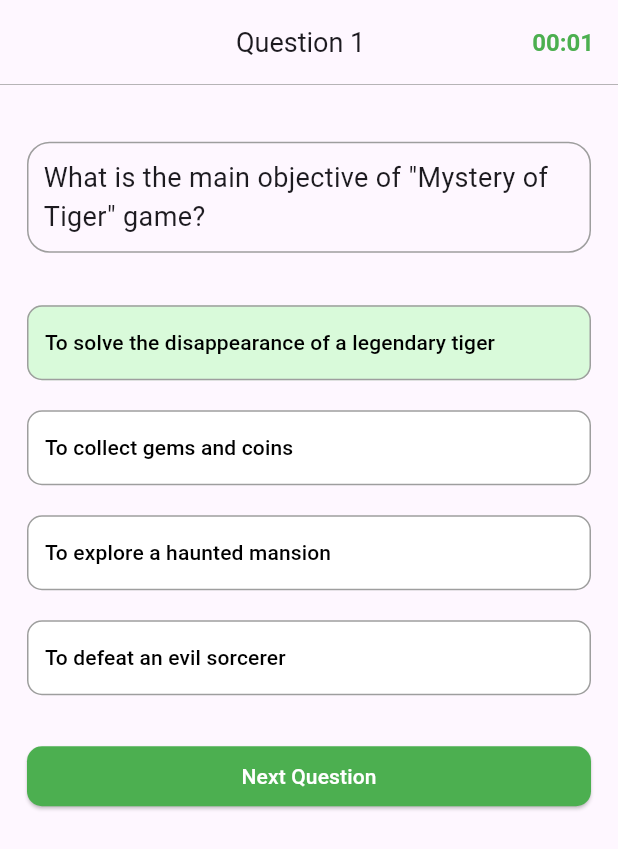
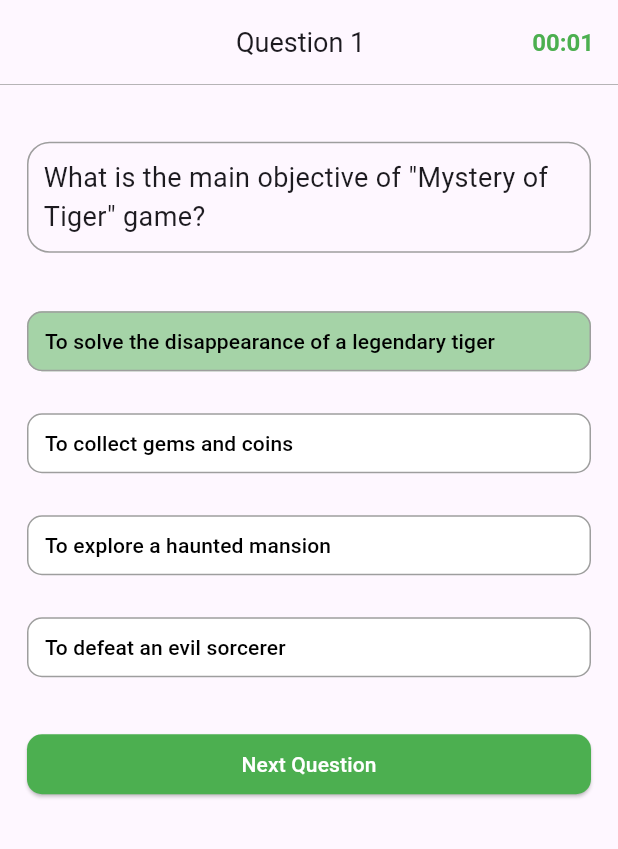
Before and after one commit to Ritter1111/quiz_app_test, a Flutter app: the screen it shows after launch, after a tap on "To solve the disappearance of a legendar", on a phone screen of 412 x 824 dp. Shown: the top 849 px of the screen. Run offline on Flutter 3.47's test engine with Material 3 defaults, Android fonts, the phone set to English and light mode, and no system bars.

Commit message:
fix: display the correct answer, if you choose the wrong one, change the color

```diff
--- a/lib/screens/main.dart
+++ b/lib/screens/main.dart
@@ -1,5 +1,4 @@
 import 'package:flutter/material.dart';
-import 'package:flutter/widgets.dart';
 import 'package:quiz_app/data/questions_list.dart';
 import 'package:quiz_app/screens/quiz.dart';
 import 'package:quiz_app/screens/result.dart';
@@ -135,6 +134,8 @@ class _QuizAppState extends State<QuizApp> {
                         _answerSelected = true;
                       });
                     },
+                    correctAnswerIndex: _questions[_questionIndex]['answers']
+                        .indexWhere((answer) => answer['score'] == 100),
                   ),
                   const SizedBox(
                     height: 20,
--- a/lib/screens/quiz.dart
+++ b/lib/screens/quiz.dart
@@ -6,6 +6,7 @@ class Quiz extends StatelessWidget {
   final Function(int) answerQuestion;
   final VoidCallback? onAnswerSelected;
   final int? selectedAnswerIndex;
+  final int correctAnswerIndex;
 
   const Quiz({
     super.key,
@@ -14,6 +15,7 @@ class Quiz extends StatelessWidget {
     required this.answerQuestion,
     this.onAnswerSelected,
     this.selectedAnswerIndex,
+    required this.correctAnswerIndex,
   });
 
   @override
@@ -37,24 +39,34 @@ class Quiz extends StatelessWidget {
         ...((questions[questionIndex]['answers'] as List<Map<String, Object>>)
             .asMap()
             .map((index, answer) {
+          bool isCorrectAnswer =
+              index == correctAnswerIndex && answer['score'] == 100;
+          bool isWrongAnswer =
+              index == selectedAnswerIndex && answer['score'] == 0;
+          bool isAnswerSelected = selectedAnswerIndex != null;
+
+          Color? backgroundColor;
+          if (isCorrectAnswer && isAnswerSelected) {
+            backgroundColor = Colors.green.withOpacity(0.5);
+          } else if (isWrongAnswer) {
+            backgroundColor = Colors.red.withOpacity(0.5);
+          } else {
+            backgroundColor = Colors.white;
+          }
+
           return MapEntry(
             index,
             Padding(
               padding: const EdgeInsets.symmetric(vertical: 10),
               child: TextButton(
                 onPressed: () {
-                  answerQuestion(
-                    index,
-                  );
+                  if (!isAnswerSelected) {
+                    answerQuestion(index);
+                  }
                 },
                 style: ButtonStyle(
-                  minimumSize: MaterialStateProperty.all(
-                      const Size(double.infinity, 50)),
-                  backgroundColor: MaterialStateProperty.all<Color>(
-                    index == selectedAnswerIndex
-                        ? const Color.fromARGB(255, 217, 250, 218)
-                        : Colors.white,
-                  ),
+                  backgroundColor:
+                      MaterialStateProperty.all<Color>(backgroundColor),
                   foregroundColor:
                       MaterialStateProperty.all<Color>(Colors.black),
                   shape: MaterialStateProperty.all<RoundedRectangleBorder>(
```
